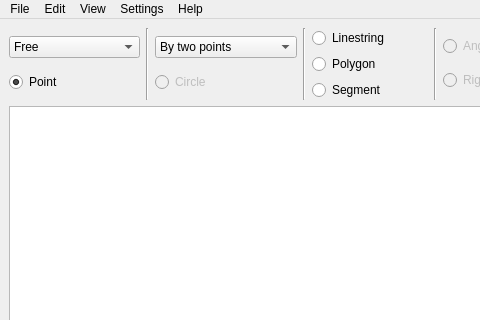
Qt form main.ui (csekri/tkzgeom) before a commit; both pictures show x 0 to 480 and y 0 to 320 of the 1202 by 711 pixel window.
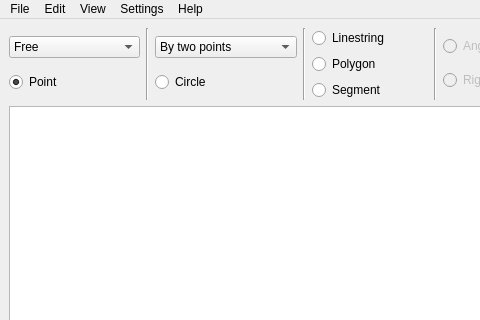
The same form after that commit. Icons and pictures are not drawn.

The edit to the form file:
```diff
--- a/main.ui
+++ b/main.ui
@@ -176,7 +176,7 @@
             <item>
              <widget class="QRadioButton" name="circle_radio">
               <property name="enabled">
-               <bool>false</bool>
+               <bool>true</bool>
               </property>
               <property name="focusPolicy">
                <enum>Qt::NoFocus</enum>
```
Left out of the diff: 10 changed lines with no effect on the pictures.
